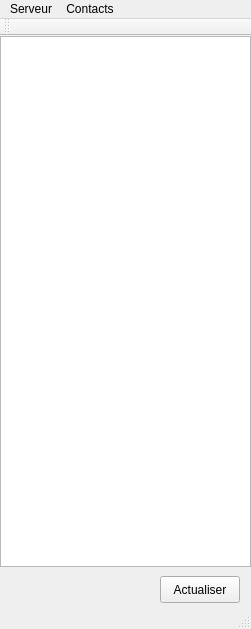
This is charcorba-c++/Client/ui/mainwindow.ui in erz/charcorba as Qt 5 draws it before an edit. The edited form follows.
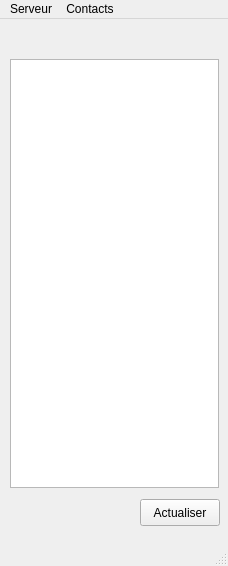
This is the edited form.

The edit to the form file:
```diff
--- a/charcorba-c++/Client/ui/mainwindow.ui
+++ b/charcorba-c++/Client/ui/mainwindow.ui
@@ -5,8 +5,8 @@
    <rect>
     <x>0</x>
     <y>0</y>
-    <width>251</width>
-    <height>629</height>
+    <width>228</width>
+    <height>566</height>
    </rect>
   </property>
   <property name="windowTitle" >
@@ -16,27 +16,23 @@
    <widget class="QWidget" name="verticalLayout" >
     <property name="geometry" >
      <rect>
-      <x>0</x>
-      <y>0</y>
-      <width>251</width>
-      <height>531</height>
+      <x>10</x>
+      <y>40</y>
+      <width>211</width>
+      <height>431</height>
      </rect>
     </property>
     <layout class="QVBoxLayout" >
-     <item>
-      <widget class="QListWidget" name="qlistwidget_amis" >
-       <property name="contextMenuPolicy" >
-        <enum>Qt::CustomContextMenu</enum>
-       </property>
-      </widget>
-     </item>
+     <property name="sizeConstraint" >
+      <enum>QLayout::SetDefaultConstraint</enum>
+     </property>
     </layout>
    </widget>
    <widget class="QPushButton" name="ButtonRefresh" >
     <property name="geometry" >
      <rect>
-      <x>160</x>
-      <y>540</y>
+      <x>140</x>
+      <y>480</y>
       <width>80</width>
       <height>27</height>
      </rect>
@@ -45,13 +41,39 @@
      <string>Actualiser</string>
     </property>
    </widget>
+   <widget class="QLabel" name="labelPseudo" >
+    <property name="geometry" >
+     <rect>
+      <x>10</x>
+      <y>10</y>
+      <width>111</width>
+      <height>17</height>
+     </rect>
+    </property>
+    <property name="text" >
+     <string/>
+    </property>
+   </widget>
+   <widget class="QListWidget" name="qlistwidget_amis" >
+    <property name="geometry" >
+     <rect>
+      <x>10</x>
+      <y>40</y>
+      <width>209</width>
+      <height>429</height>
+     </rect>
+    </property>
+    <property name="contextMenuPolicy" >
+     <enum>Qt::CustomContextMenu</enum>
+    </property>
+   </widget>
   </widget>
   <widget class="QMenuBar" name="menubar" >
    <property name="geometry" >
     <rect>
      <x>0</x>
      <y>0</y>
-     <width>251</width>
+     <width>228</width>
      <height>22</height>
     </rect>
    </property>
@@ -72,17 +94,6 @@
    <addaction name="menuContacts" />
   </widget>
   <widget class="QStatusBar" name="statusbar" />
-  <widget class="QToolBar" name="toolBar" >
-   <property name="windowTitle" >
-    <string>toolBar</string>
-   </property>
-   <attribute name="toolBarArea" >
-    <enum>TopToolBarArea</enum>
-   </attribute>
-   <attribute name="toolBarBreak" >
-    <bool>false</bool>
-   </attribute>
-  </widget>
   <action name="qaction_connexion" >
    <property name="text" >
     <string>Connection</string>
```
